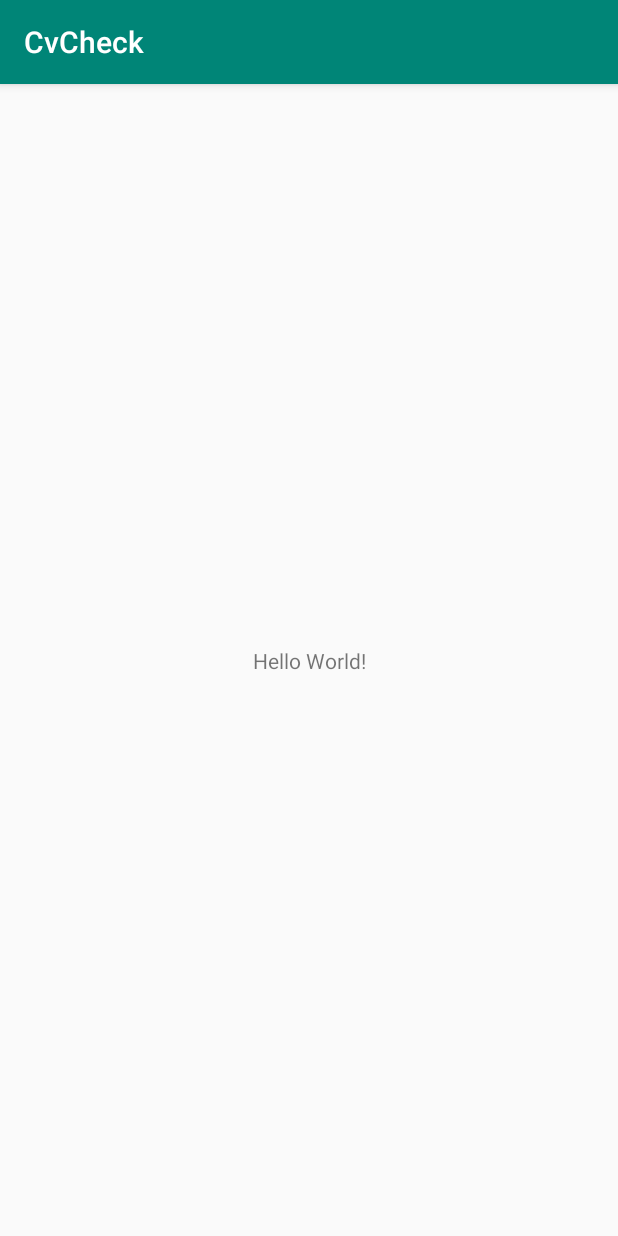
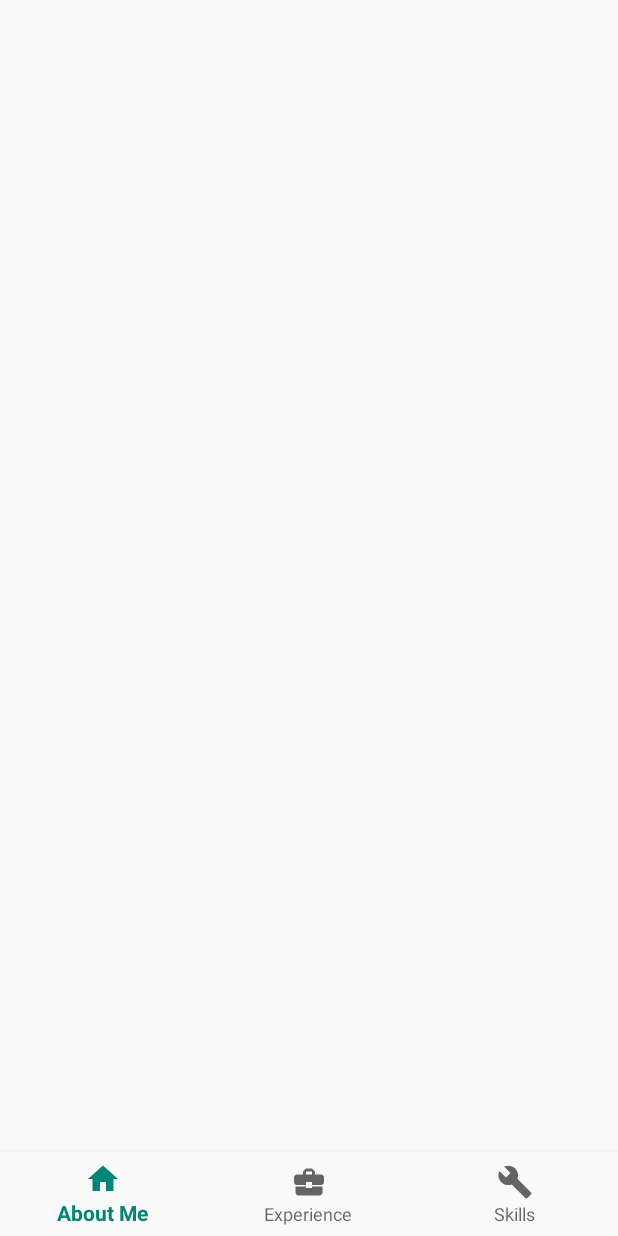
Before and after one commit to navdeepg/CvCheck, an Android app: the screen it shows after launch (MainActivity before the commit, HomeActivity after it), on a phone screen of 412 x 824 dp. Run offline under Robolectric (Android 15) with nearby library versions, the phone set to English and light mode, and no system bars.

Commit message:
Added splash and dashboad views

```diff
--- a/app/src/main/java/com/cvcheck/MainActivity.kt
+++ /dev/null
@@ -1,12 +0,0 @@
-package com.cvcheck
-
-import androidx.appcompat.app.AppCompatActivity
-import android.os.Bundle
-
-class MainActivity : AppCompatActivity() {
-
-    override fun onCreate(savedInstanceState: Bundle?) {
-        super.onCreate(savedInstanceState)
-        setContentView(R.layout.activity_main)
-    }
-}
--- /dev/null
+++ b/app/src/main/java/com/cvcheck/view/activities/BaseActivity.kt
@@ -0,0 +1,17 @@
+package com.cvcheck.view.activities
+
+import androidx.appcompat.app.AppCompatActivity
+
+/**
+ * Base activity to be extended by all the activities. We should have common shared function activities here.
+ */
+abstract class BaseActivity : AppCompatActivity() {
+
+    override fun onResume() {
+        super.onResume()
+    }
+
+    override fun onPause() {
+        super.onPause()
+    }
+}
--- /dev/null
+++ b/app/src/main/java/com/cvcheck/view/activities/HomeActivity.kt
@@ -0,0 +1,16 @@
+package com.cvcheck.view.activities
+
+import android.os.Bundle
+import com.cvcheck.R
+import com.cvcheck.view.activities.BaseActivity
+
+/**
+ * Home activity that contains link to different menu options. It is also parent activity for all the fragments.
+ */
+class HomeActivity : BaseActivity(){
+
+    override fun onCreate(savedInstanceState: Bundle?) {
+        super.onCreate(savedInstanceState)
+        setContentView(R.layout.activity_home)
+    }
+}
--- /dev/null
+++ b/app/src/main/java/com/cvcheck/view/activities/SplashActivity.kt
@@ -0,0 +1,33 @@
+package com.cvcheck.view.activities
+
+
+import android.content.Intent
+import android.os.Bundle
+import android.os.CountDownTimer
+import android.os.Handler
+import com.cvcheck.R
+
+
+/**
+ * This is base class to show splash screen
+ */
+
+class SplashActivity : BaseActivity() {
+    // This is the loading time of the splash screen
+    private val SPLASH_TIME_OUT:Long = 3000 // 3 sec
+    override fun onCreate(savedInstanceState: Bundle?) {
+        super.onCreate(savedInstanceState)
+        setContentView(R.layout.activity_splash)
+
+
+        Handler().postDelayed({
+            // This method will be executed once the timer is over
+            // Start your app main activity
+
+            startActivity(Intent(this,HomeActivity::class.java))
+
+            // close this activity
+            finish()
+        }, SPLASH_TIME_OUT)
+    }
+}
--- /dev/null
+++ b/app/src/main/res/drawable/ic_build_24dp.xml
@@ -0,0 +1,9 @@
+<vector xmlns:android="http://schemas.android.com/apk/res/android"
+    android:width="24dp"
+    android:height="24dp"
+    android:viewportWidth="24.0"
+    android:viewportHeight="24.0">
+    <path
+        android:fillColor="#FF000000"
+        android:pathData="M22.7,19l-9.1,-9.1c0.9,-2.3 0.4,-5 -1.5,-6.9 -2,-2 -5,-2.4 -7.4,-1.3L9,6 6,9 1.6,4.7C0.4,7.1 0.9,10.1 2.9,12.1c1.9,1.9 4.6,2.4 6.9,1.5l9.1,9.1c0.4,0.4 1,0.4 1.4,0l2.3,-2.3c0.5,-0.4 0.5,-1.1 0.1,-1.4z" />
+</vector>
--- /dev/null
+++ b/app/src/main/res/drawable/ic_business_24dp.xml
@@ -0,0 +1,9 @@
+<vector xmlns:android="http://schemas.android.com/apk/res/android"
+    android:width="24dp"
+    android:height="24dp"
+    android:viewportWidth="24.0"
+    android:viewportHeight="24.0">
+    <path
+        android:fillColor="#FF000000"
+        android:pathData="M10,16v-1L3.01,15L3,19c0,1.11 0.89,2 2,2h14c1.11,0 2,-0.89 2,-2v-4h-7v1h-4zM20,7h-4.01L15.99,5l-2,-2h-4l-2,2v2L4,7c-1.1,0 -2,0.9 -2,2v3c0,1.11 0.89,2 2,2h6v-2h4v2h6c1.1,0 2,-0.9 2,-2L22,9c0,-1.1 -0.9,-2 -2,-2zM14,7h-4L10,5h4v2z" />
+</vector>
--- /dev/null
+++ b/app/src/main/res/drawable/ic_home_24dp.xml
@@ -0,0 +1,9 @@
+<vector xmlns:android="http://schemas.android.com/apk/res/android"
+        android:width="24dp"
+        android:height="24dp"
+        android:viewportWidth="24.0"
+        android:viewportHeight="24.0">
+    <path
+            android:fillColor="#FF000000"
+            android:pathData="M10,20v-6h4v6h5v-8h3L12,3 2,12h3v8z"/>
+</vector>
--- /dev/null
+++ b/app/src/main/res/layout/activity_home.xml
@@ -0,0 +1,30 @@
+<?xml version="1.0" encoding="utf-8"?>
+<androidx.constraintlayout.widget.ConstraintLayout xmlns:android="http://schemas.android.com/apk/res/android"
+    xmlns:app="http://schemas.android.com/apk/res-auto"
+    android:id="@+id/root"
+    android:layout_width="match_parent"
+    android:layout_height="match_parent">
+
+    <com.google.android.material.bottomnavigation.BottomNavigationView
+        android:id="@+id/nav_view"
+        android:layout_width="0dp"
+        android:layout_height="wrap_content"
+        android:layout_marginStart="0dp"
+        android:layout_marginEnd="0dp"
+        android:background="?android:attr/windowBackground"
+        app:layout_constraintBottom_toBottomOf="parent"
+        app:layout_constraintLeft_toLeftOf="parent"
+        app:layout_constraintRight_toRightOf="parent"
+        app:menu="@menu/navigation_menu"
+        />
+
+    <FrameLayout
+        android:id="@+id/container_layout"
+        android:layout_width="match_parent"
+        android:layout_height="0dp"
+        app:layout_constraintBottom_toTopOf="@id/nav_view"
+        app:layout_constraintLeft_toLeftOf="parent"
+        app:layout_constraintRight_toRightOf="parent"
+        app:layout_constraintTop_toTopOf="parent" />
+
+</androidx.constraintlayout.widget.ConstraintLayout>
--- a/app/src/main/res/layout/activity_main.xml
+++ /dev/null
@@ -1,18 +0,0 @@
-<?xml version="1.0" encoding="utf-8"?>
-<androidx.constraintlayout.widget.ConstraintLayout xmlns:android="http://schemas.android.com/apk/res/android"
-    xmlns:app="http://schemas.android.com/apk/res-auto"
-    xmlns:tools="http://schemas.android.com/tools"
-    android:layout_width="match_parent"
-    android:layout_height="match_parent"
-    tools:context=".MainActivity">
-
-    <TextView
-        android:layout_width="wrap_content"
-        android:layout_height="wrap_content"
-        android:text="Hello World!"
-        app:layout_constraintBottom_toBottomOf="parent"
-        app:layout_constraintLeft_toLeftOf="parent"
-        app:layout_constraintRight_toRightOf="parent"
-        app:layout_constraintTop_toTopOf="parent" />
-
-</androidx.constraintlayout.widget.ConstraintLayout>
--- /dev/null
+++ b/app/src/main/res/menu/navigation_menu.xml
@@ -0,0 +1,19 @@
+<?xml version="1.0" encoding="utf-8"?>
+<menu xmlns:android="http://schemas.android.com/apk/res/android">
+
+    <item
+            android:id="@+id/tab_about_me"
+            android:icon="@drawable/ic_home_24dp"
+            android:title="@string/aboutMe"/>
+
+    <item
+            android:id="@+id/tab_experience"
+        android:icon="@drawable/ic_business_24dp"
+            android:title="@string/experience"/>
+
+    <item
+        android:id="@+id/tab_skills"
+        android:icon="@drawable/ic_build_24dp"
+        android:title="@string/skills" />
+
+</menu>
--- a/app/src/main/res/values/colors.xml
+++ b/app/src/main/res/values/colors.xml
@@ -3,4 +3,5 @@
     <color name="colorPrimary">#008577</color>
     <color name="colorPrimaryDark">#00574B</color>
     <color name="colorAccent">#D81B60</color>
+    <color name="white">#ffffff</color>
 </resources>
--- /dev/null
+++ b/app/src/main/res/values/dimens.xml
@@ -0,0 +1,5 @@
+<resources>
+    <!-- Default screen margins, per the Android Design guidelines. -->
+    <dimen name="splash_text">36sp</dimen>
+
+</resources>
--- a/app/src/main/res/values/strings.xml
+++ b/app/src/main/res/values/strings.xml
@@ -1,3 +1,9 @@
 <resources>
     <string name="app_name">CvCheck</string>
+    <string name="aboutMe">About Me</string>
+    <string name="experience">Experience</string>
+    <string name="skills">Skills</string>
+    <string name="tryAgain">Try Again</string>
+    <string name="noItemFound">No Item Found!</string>
+    <string name="splashTitle">CVCheck</string>
 </resources>
--- a/app/src/main/res/values/styles.xml
+++ b/app/src/main/res/values/styles.xml
@@ -8,4 +8,9 @@
         <item name="colorAccent">@color/colorAccent</item>
     </style>
 
+    <style name="AppTheme.NoActionBar">
+        <item name="windowActionBar">false</item>
+        <item name="windowNoTitle">true</item>
+    </style>
+
 </resources>
```
Also changed, not shown: app/build.gradle (+12 -5 lines), app/src/main/AndroidManifest.xml (+7 -2 lines), app/src/main/res/drawable/ic_search_white_24dp.xml (added, +10 -0 lines), app/src/main/res/layout/activity_splash.xml (added, +21 -0 lines), build.gradle (+6 -1 lines).
